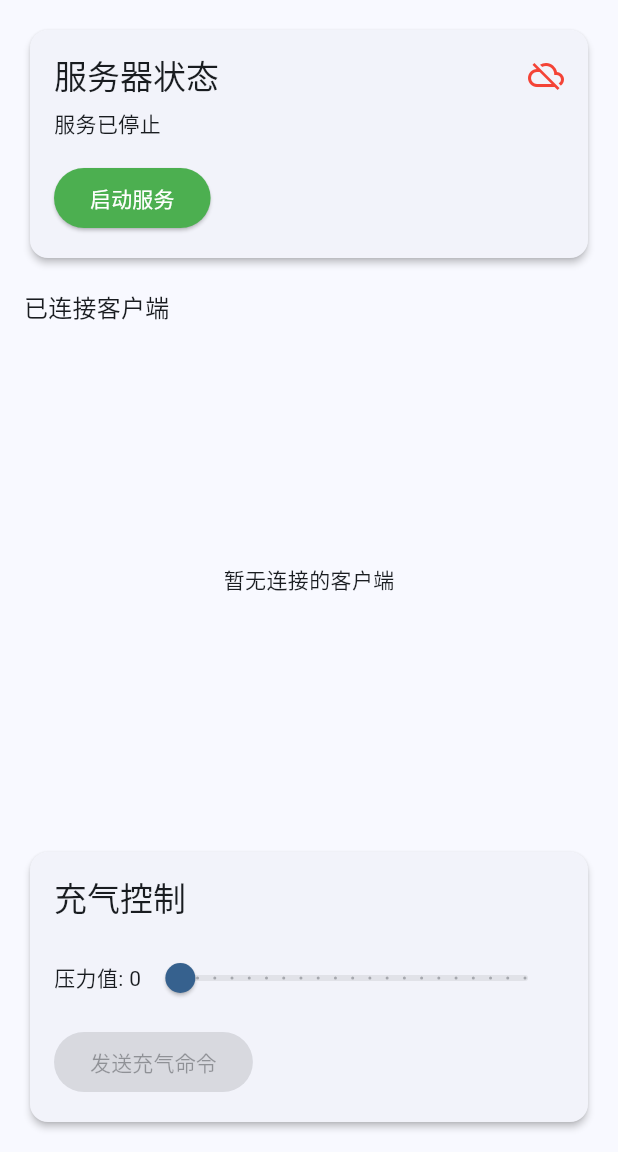
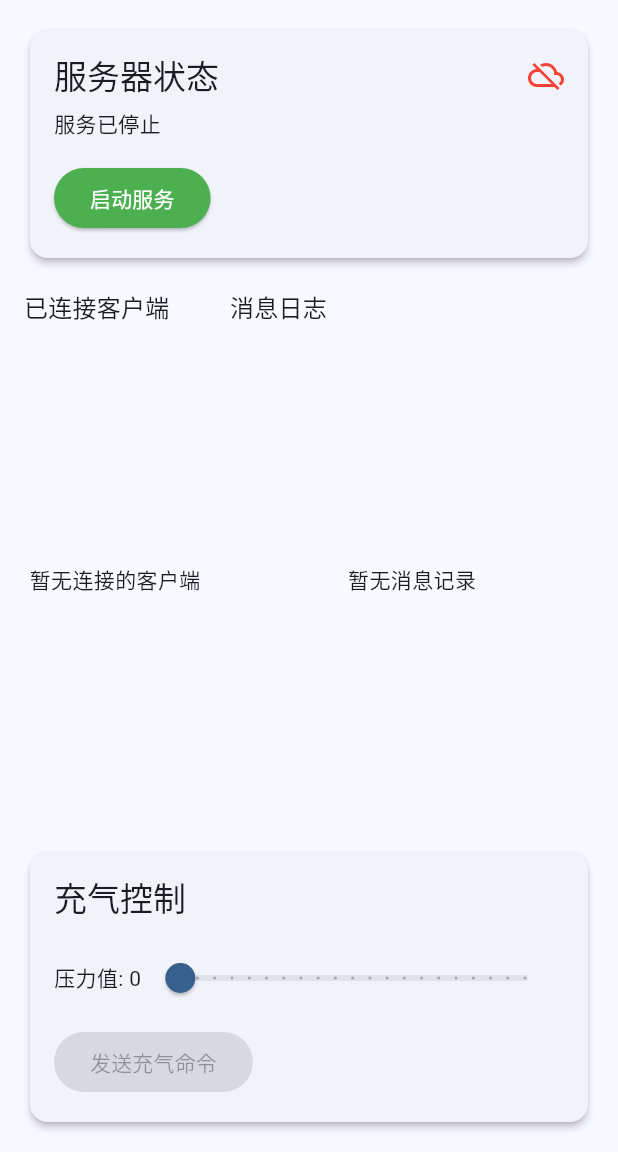
Before and after one commit to yugaoxiang123/QingFengLing_ChuangZhang, a Flutter app: the screen it shows after launch, on a phone screen of 412 x 824 dp, the part 84-1236 px from its top. Run offline on Flutter 3.47's test engine with Material 3 defaults, Android fonts, the phone set to English and light mode, and no system bars.

Commit message:
显示日志等

```diff
--- a/lib/ui/socket_server_page.dart
+++ b/lib/ui/socket_server_page.dart
@@ -14,6 +14,7 @@ class _SocketServerPageState extends State<SocketServerPage> {
   bool _isServerRunning = false;
   String _statusMessage = "服务未启动";
   List<String> _connectedClients = [];
+  List<MessageLog> _messageLogs = []; // 消息日志列表
 
   @override
   void initState() {
@@ -39,6 +40,13 @@ class _SocketServerPageState extends State<SocketServerPage> {
         _isServerRunning = running;
       });
     });
+
+    // 监听消息日志变化
+    _socketService.messageLogStream.listen((logs) {
+      setState(() {
+        _messageLogs = logs;
+      });
+    });
   }
 
   @override
@@ -61,9 +69,44 @@ class _SocketServerPageState extends State<SocketServerPage> {
           children: [
             _buildServerStatusCard(),
             const SizedBox(height: 16),
-            Text('已连接客户端', style: Theme.of(context).textTheme.titleMedium),
+            Expanded(
+              child: Row(
+                crossAxisAlignment: CrossAxisAlignment.start,
+                children: [
+                  // 左侧显示客户端列表
+                  Expanded(
+                    flex: 1,
+                    child: Column(
+                      crossAxisAlignment: CrossAxisAlignment.start,
+                      children: [
+                        Text(
+                          '已连接客户端',
+                          style: Theme.of(context).textTheme.titleMedium,
+                        ),
                         const SizedBox(height: 8),
-            _buildClientsList(),
+                        Expanded(child: _buildClientsList()),
+                      ],
+                    ),
+                  ),
+                  const SizedBox(width: 16),
+                  // 右侧显示消息日志
+                  Expanded(
+                    flex: 2,
+                    child: Column(
+                      crossAxisAlignment: CrossAxisAlignment.start,
+                      children: [
+                        Text(
+                          '消息日志',
+                          style: Theme.of(context).textTheme.titleMedium,
+                        ),
+                        const SizedBox(height: 8),
+                        Expanded(child: _buildMessageLogsList()),
+                      ],
+                    ),
+                  ),
+                ],
+              ),
+            ),
             const SizedBox(height: 16),
             _buildInflationControlCard(),
           ],
@@ -112,8 +155,7 @@ class _SocketServerPageState extends State<SocketServerPage> {
 
   // 客户端列表
   Widget _buildClientsList() {
-    return Expanded(
-      child: _connectedClients.isEmpty
+    return _connectedClients.isEmpty
         ? const Center(child: Text('暂无连接的客户端'))
         : ListView.builder(
             itemCount: _connectedClients.length,
@@ -124,7 +166,50 @@ class _SocketServerPageState extends State<SocketServerPage> {
                 dense: true,
               );
             },
+          );
+  }
+
+  // 消息日志列表
+  Widget _buildMessageLogsList() {
+    return _messageLogs.isEmpty
+        ? const Center(child: Text('暂无消息记录'))
+        : ListView.builder(
+            itemCount: _messageLogs.length,
+            reverse: true, // 最新的消息显示在底部
+            itemBuilder: (context, index) {
+              final log =
+                  _messageLogs[_messageLogs.length - 1 - index]; // 反转显示顺序
+              return Card(
+                margin: const EdgeInsets.symmetric(vertical: 4),
+                color: log.isIncoming ? Colors.blue[50] : Colors.green[50],
+                child: Padding(
+                  padding: const EdgeInsets.all(8.0),
+                  child: Column(
+                    crossAxisAlignment: CrossAxisAlignment.start,
+                    children: [
+                      Row(
+                        mainAxisAlignment: MainAxisAlignment.spaceBetween,
+                        children: [
+                          Text(
+                            log.clientAddress,
+                            style: const TextStyle(fontWeight: FontWeight.bold),
                           ),
+                          Text(
+                            log.formattedTime,
+                            style: const TextStyle(
+                              fontSize: 12,
+                              color: Colors.grey,
+                            ),
+                          ),
+                        ],
+                      ),
+                      const SizedBox(height: 4),
+                      Text('${log.isIncoming ? '收到: ' : '发送: '}${log.message}'),
+                    ],
+                  ),
+                ),
+              );
+            },
           );
   }
 
```
Also changed, not shown: lib/services/socket_service.dart (+111 -14 lines). Lines whose indentation alone changed are shown as unchanged.
